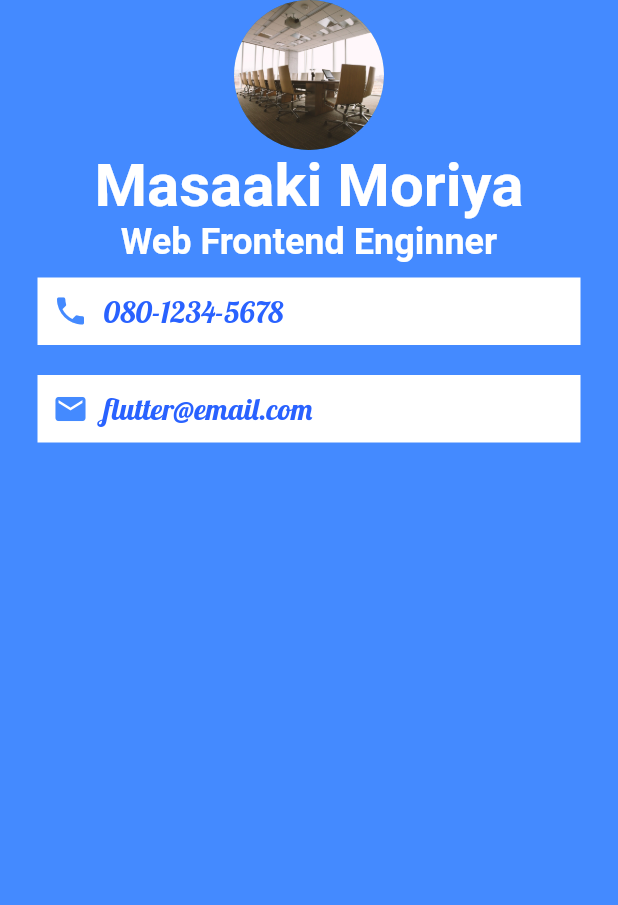
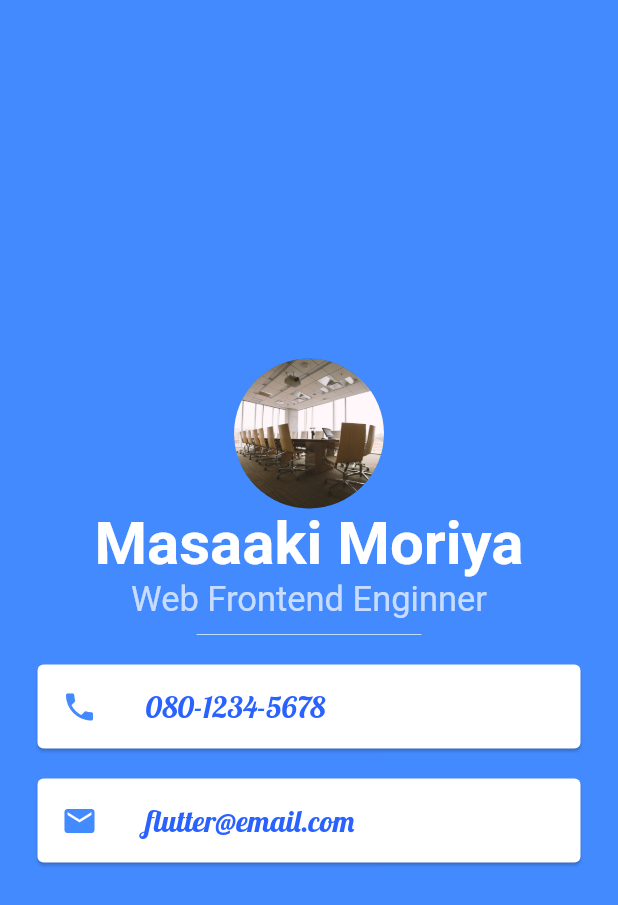
Before and after one commit to moriyamasaaaki/flutter_first_app, a Flutter app: the screen it shows after launch, on a phone screen of 412 x 824 dp. Shown: the top 905 px of the screen. Run offline on Flutter 3.47's test engine with Material 2 defaults, Android fonts, the phone set to English and light mode, and no system bars.

Commit message:
feat(main.dart): Card追加、style修正

```diff
--- a/lib/main.dart
+++ b/lib/main.dart
@@ -11,7 +11,8 @@ class MyApp extends StatelessWidget {
       home: Scaffold(
         backgroundColor: Colors.blueAccent,
         body: SafeArea(
-          child: Column(children: <Widget>[
+          child: Column(mainAxisAlignment: MainAxisAlignment.center, children: <
+              Widget>[
             CircleAvatar(
               radius: 50.0,
               backgroundImage:
@@ -30,58 +31,48 @@ class MyApp extends StatelessWidget {
               'Web Frontend Enginner',
               style: TextStyle(
                 fontFamily: 'Roboto',
-                fontSize: 24.0,
-                color: Colors.white,
-                fontWeight: FontWeight.w600,
+                fontSize: 23.0,
+                color: Colors.white70,
+                fontWeight: FontWeight.w400,
               ),
             ),
-            Container(
-              color: Colors.white,
-              padding: EdgeInsets.all(10.0),
-              margin: EdgeInsets.symmetric(vertical: 10.0, horizontal: 25.0),
-              child: Row(
-                children: <Widget>[
-                  Icon(
+            SizedBox(
+              width: 150.0,
+              height: 20.0,
+              child: Divider(
+                color: Colors.blue.shade100,
+              ),
+            ),
+            Card(
+                margin: EdgeInsets.symmetric(vertical: 10.0, horizontal: 25.0),
+                child: ListTile(
+                  leading: Icon(
                     Icons.phone,
                     color: Colors.blueAccent,
                   ),
-                  SizedBox(
-                    width: 10.0,
-                  ),
-                  Text(
+                  title: Text(
                     '080-1234-5678',
                     style: TextStyle(
-                      color: Colors.blueAccent.shade700,
-                      fontFamily: 'Lobster',
-                      fontSize: 20.0,
-                    ),
-                  )
-                ],
-              ),
-            ),
-            Container(
-              color: Colors.white,
-              padding: EdgeInsets.all(10.0),
-              margin: EdgeInsets.symmetric(vertical: 10.0, horizontal: 25.0),
-              child: Row(
-                children: <Widget>[
-                  Icon(
+                        fontSize: 20.0,
+                        color: Colors.blueAccent.shade700,
+                        fontFamily: 'Lobster'),
+                  ),
+                )),
+            Card(
+                margin: EdgeInsets.symmetric(vertical: 10.0, horizontal: 25.0),
+                child: ListTile(
+                  leading: Icon(
                     Icons.email,
                     color: Colors.blueAccent,
                   ),
-                  SizedBox(
-                    width: 10.0,
-                  ),
-                  Text(
+                  title: Text(
                     'flutter@email.com',
                     style: TextStyle(
                         fontSize: 20.0,
                         color: Colors.blueAccent.shade700,
                         fontFamily: 'Lobster'),
-                  )
-                ],
-              ),
-            )
+                  ),
+                )),
           ]),
         ),
       ),
```
